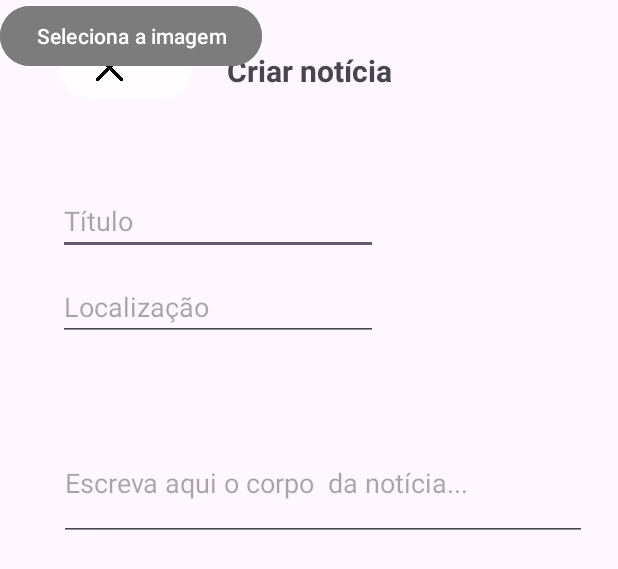
After one commit to ProgramacaoMovel/DivEventos, an Android app: the layout criarnoticia.xml on its own in the app's theme, with its tools: preview values and no code run, on a phone screen of 412 x 824 dp. The commit adds this screen. Shown: the top 569 px of the screen. Run offline under Robolectric (Android 15) with nearby library versions, the phone set to English and light mode, and no system bars.

Commit message:
Layout
Criação de noticia e acrescento de opções na strings.xml

```diff
--- /dev/null
+++ b/app/src/main/res/layout/criarnoticia.xml
@@ -0,0 +1,110 @@
+<?xml version="1.0" encoding="utf-8"?>
+<androidx.constraintlayout.widget.ConstraintLayout xmlns:android="http://schemas.android.com/apk/res/android"
+    xmlns:app="http://schemas.android.com/apk/res-auto"
+    xmlns:tools="http://schemas.android.com/tools"
+    android:layout_width="match_parent"
+    android:layout_height="match_parent">
+
+    <Button
+        android:id="@+id/button7"
+        android:layout_width="wrap_content"
+        android:layout_height="wrap_content"
+        android:layout_marginStart="16dp"
+        android:layout_marginTop="21dp"
+        android:backgroundTint="#FFFDFD"
+        app:icon="@drawable/x"
+        app:iconTint="#000000"
+        app:layout_constraintEnd_toStartOf="@+id/textView23"
+        app:layout_constraintStart_toStartOf="parent"
+        app:layout_constraintTop_toTopOf="parent" />
+
+    <TextView
+        android:id="@+id/textView23"
+        android:layout_width="wrap_content"
+        android:layout_height="wrap_content"
+        android:layout_marginTop="33dp"
+        android:text="Criar notícia"
+        android:textSize="20sp"
+        android:textStyle="bold"
+        app:layout_constraintEnd_toEndOf="parent"
+        app:layout_constraintStart_toStartOf="parent"
+        app:layout_constraintTop_toTopOf="parent" />
+
+    <EditText
+        android:id="@+id/editTextText2"
+        android:layout_width="wrap_content"
+        android:layout_height="wrap_content"
+        android:layout_marginTop="64dp"
+        android:ems="10"
+        android:hint="Título"
+        android:inputType="text"
+        app:layout_constraintEnd_toEndOf="parent"
+        app:layout_constraintHorizontal_bias="0.194"
+        app:layout_constraintStart_toStartOf="parent"
+        app:layout_constraintTop_toBottomOf="@+id/textView23" />
+
+    <EditText
+        android:id="@+id/editTextText3"
+        android:layout_width="wrap_content"
+        android:layout_height="wrap_content"
+        android:layout_marginTop="12dp"
+        android:ems="10"
+        android:hint="Localização"
+        android:inputType="text"
+        app:layout_constraintEnd_toEndOf="parent"
+        app:layout_constraintHorizontal_bias="0.194"
+        app:layout_constraintStart_toStartOf="parent"
+        app:layout_constraintTop_toBottomOf="@+id/editTextText2" />
+
+    <EditText
+        android:id="@+id/editTextTextMultiLine2"
+        android:layout_width="352dp"
+        android:layout_height="61dp"
+        android:layout_marginTop="72dp"
+        android:ems="10"
+        android:gravity="start|top"
+        android:hint="Escreva aqui o corpo  da notícia..."
+        android:inputType="textMultiLine"
+        app:layout_constraintEnd_toEndOf="parent"
+        app:layout_constraintHorizontal_bias="0.661"
+        app:layout_constraintStart_toStartOf="parent"
+        app:layout_constraintTop_toBottomOf="@+id/editTextText3" />
+
+
+
+        <!-- ImageView para exibir a imagem selecionada -->
+        <ImageView
+            android:id="@+id/imageView"
+            android:layout_width="wrap_content"
+            android:layout_height="wrap_content"
+            android:contentDescription="@string/image_description"
+            android:scaleType="centerInside"
+            android:adjustViewBounds="true"
+            android:maxHeight="200dp"/>
+
+        <!-- Botão para selecionar a imagem -->
+    <Button
+        android:id="@+id/buttonSelectImage"
+        android:layout_width="wrap_content"
+        android:layout_height="wrap_content"
+        android:backgroundTint="#7C7C7C"
+        android:text="Seleciona a imagem"
+        tools:layout_editor_absoluteX="39dp"
+        tools:layout_editor_absoluteY="422dp" />
+
+    <Spinner
+        android:id="@+id/spinner"
+        android:layout_width="wrap_content"
+        android:layout_height="wrap_content"
+        tools:layout_editor_absoluteX="16dp"
+        tools:layout_editor_absoluteY="251dp" />
+
+
+
+
+
+
+
+
+
+</androidx.constraintlayout.widget.ConstraintLayout>
--- a/app/src/main/res/values/strings.xml
+++ b/app/src/main/res/values/strings.xml
@@ -4,4 +4,13 @@
     <string name="navegar_para_a_pagina_de_login">Navegar para a pagina de Login</string>
     <string name="Registo" />
     <string name="Login" />
+
+
+    <string-array name="spinner_items">
+        <item>Última Hora</item>
+        <item>Mundo</item>
+        <item>Economia</item>
+        <item>Tecnologia</item>
+        <item>Desporto</item>
+    </string-array>
 </resources>
```
